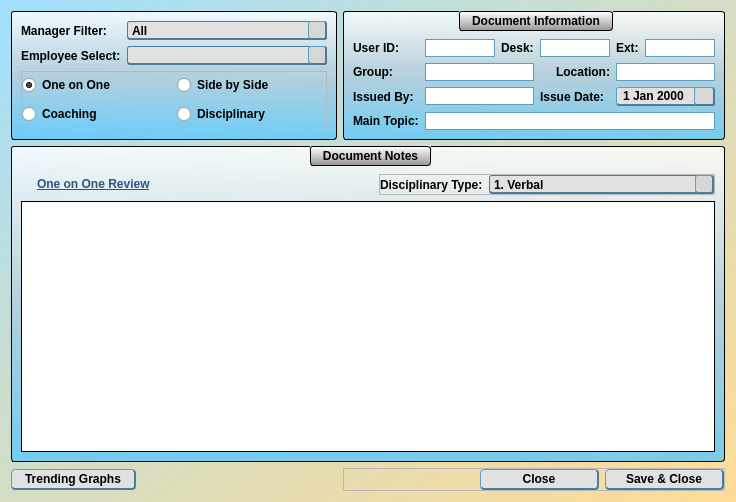
Old version of the form Ui_Files/manager_review.ui in the repository jakesb27/Manager_KPI_Tracker.
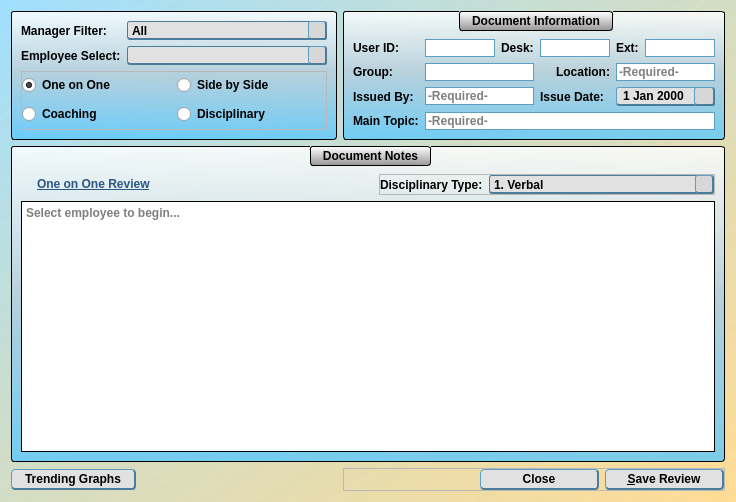
New version of the form. Icons and pictures are not drawn.

Commit message: completed the functions to add an employee review.

```diff
--- a/Ui_Files/manager_review.ui
+++ b/Ui_Files/manager_review.ui
@@ -497,7 +497,17 @@
        </spacer>
       </item>
       <item row="1" column="0" colspan="3">
-       <widget class="QPlainTextEdit" name="managerNotes"/>
+       <widget class="QPlainTextEdit" name="managerNotes">
+        <property name="readOnly">
+         <bool>true</bool>
+        </property>
+        <property name="tabStopWidth">
+         <number>40</number>
+        </property>
+        <property name="placeholderText">
+         <string>Select employee to begin...</string>
+        </property>
+       </widget>
       </item>
      </layout>
     </widget>
@@ -538,7 +548,11 @@
        </widget>
       </item>
       <item row="5" column="1" colspan="5">
-       <widget class="QLineEdit" name="mainTopic"/>
+       <widget class="QLineEdit" name="mainTopic">
+        <property name="placeholderText">
+         <string>-Required-</string>
+        </property>
+       </widget>
       </item>
       <item row="3" column="4" colspan="2">
        <widget class="QDateEdit" name="issueDate">
@@ -599,7 +613,11 @@
        </widget>
       </item>
       <item row="1" column="4" colspan="2">
-       <widget class="QLineEdit" name="meetLocation"/>
+       <widget class="QLineEdit" name="meetLocation">
+        <property name="placeholderText">
+         <string>-Required-</string>
+        </property>
+       </widget>
       </item>
       <item row="0" column="4">
        <widget class="QLabel" name="label_8">
@@ -609,7 +627,11 @@
        </widget>
       </item>
       <item row="3" column="1" colspan="2">
-       <widget class="QLineEdit" name="issuedBy"/>
+       <widget class="QLineEdit" name="issuedBy">
+        <property name="placeholderText">
+         <string>-Required-</string>
+        </property>
+       </widget>
       </item>
       <item row="3" column="0">
        <widget class="QLabel" name="label_6">
@@ -712,7 +734,7 @@
          </size>
         </property>
         <property name="text">
-         <string>Save &amp;&amp; Close</string>
+         <string>&amp;Save Review</string>
         </property>
        </widget>
       </item>
```
Left out of the diff: 2 changed lines with no effect on the pictures. The commit also changes 4 other files.
